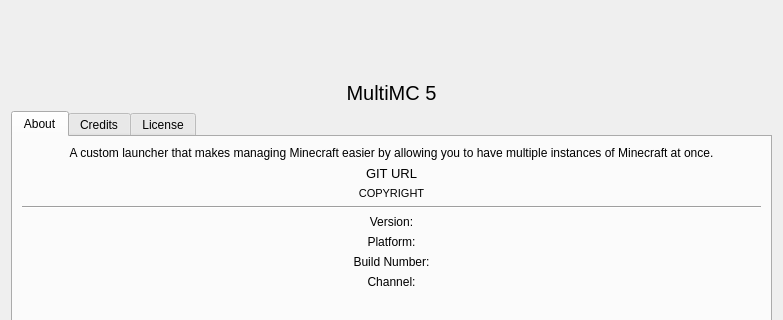
FreesmTeam/FreesmLauncher, file launcher/ui/dialogs/AboutDialog.ui: the form before one commit; both pictures show x 0 to 783 and y 0 to 320 of the 783 by 843 pixel window.
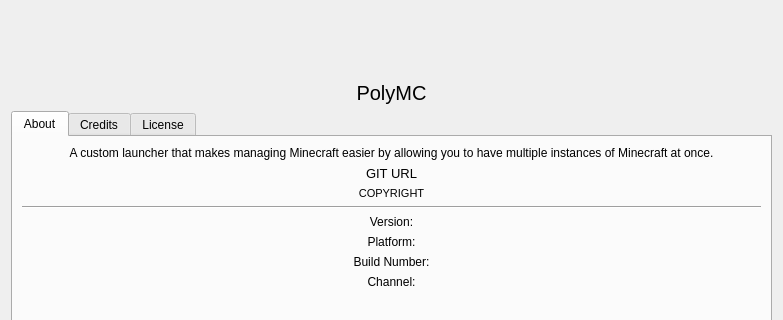
The form after the commit.

Patch:
```diff
--- a/launcher/ui/dialogs/AboutDialog.ui
+++ b/launcher/ui/dialogs/AboutDialog.ui
@@ -80,7 +80,7 @@
       </font>
      </property>
      <property name="text">
-      <string notr="true">MultiMC 5</string>
+      <string notr="true">PolyMC</string>
      </property>
      <property name="alignment">
       <set>Qt::AlignCenter</set>
```
